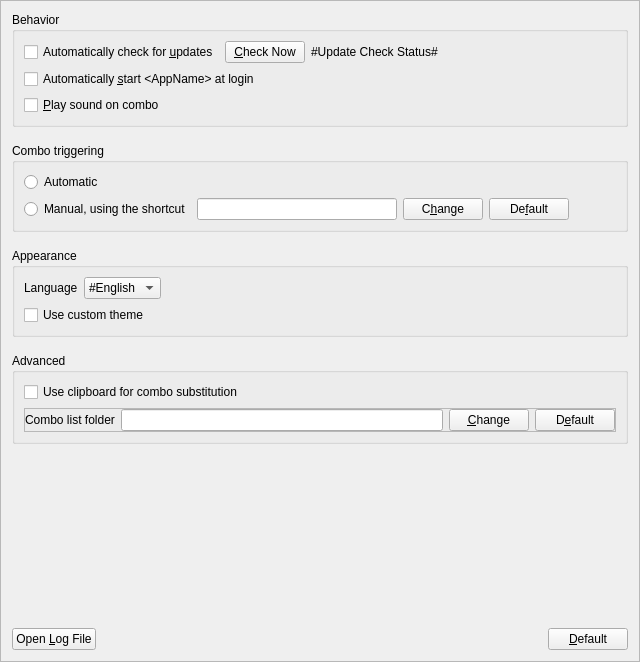
This is PreferencesFrame.ui in xmichelo/Beeftext as Qt 5 draws it before an edit. The edited form follows.
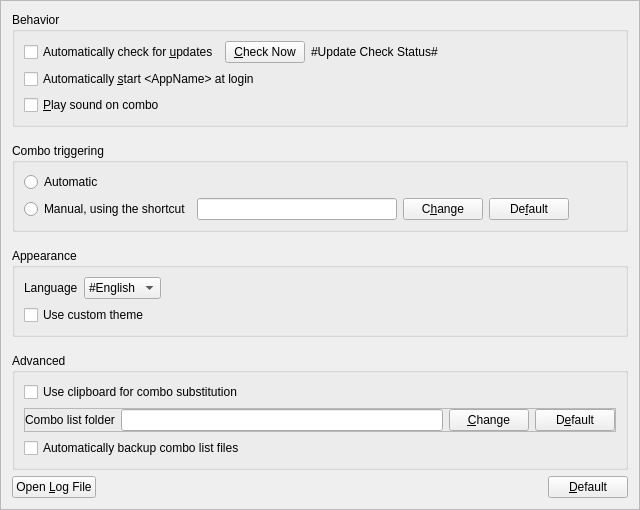
This is the edited form.

Commit message: Added check box and preference value for future 'Auto backup' mechanism.

What changed in the file:
```diff
--- a/PreferencesFrame.ui
+++ b/PreferencesFrame.ui
@@ -7,7 +7,7 @@
     <x>0</x>
     <y>0</y>
     <width>640</width>
-    <height>662</height>
+    <height>488</height>
    </rect>
   </property>
   <property name="minimumSize">
@@ -335,6 +335,13 @@
         </layout>
        </widget>
       </item>
+      <item>
+       <widget class="QCheckBox" name="checkAutoBackup">
+        <property name="text">
+         <string>Automatically backup combo list files</string>
+        </property>
+       </widget>
+      </item>
      </layout>
     </widget>
    </item>
@@ -346,7 +353,7 @@
      <property name="sizeHint" stdset="0">
       <size>
        <width>20</width>
-       <height>403</height>
+       <height>0</height>
       </size>
      </property>
     </spacer>
```
Left out of the diff: 17 changed lines with no effect on the pictures. The commit also changes 4 other files.
